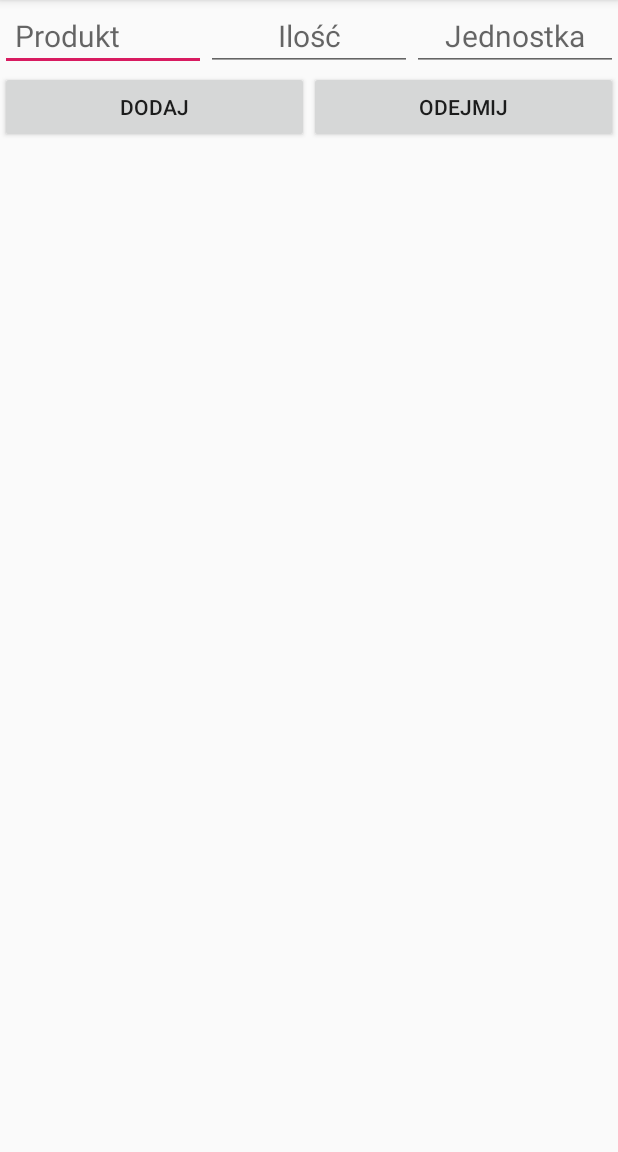
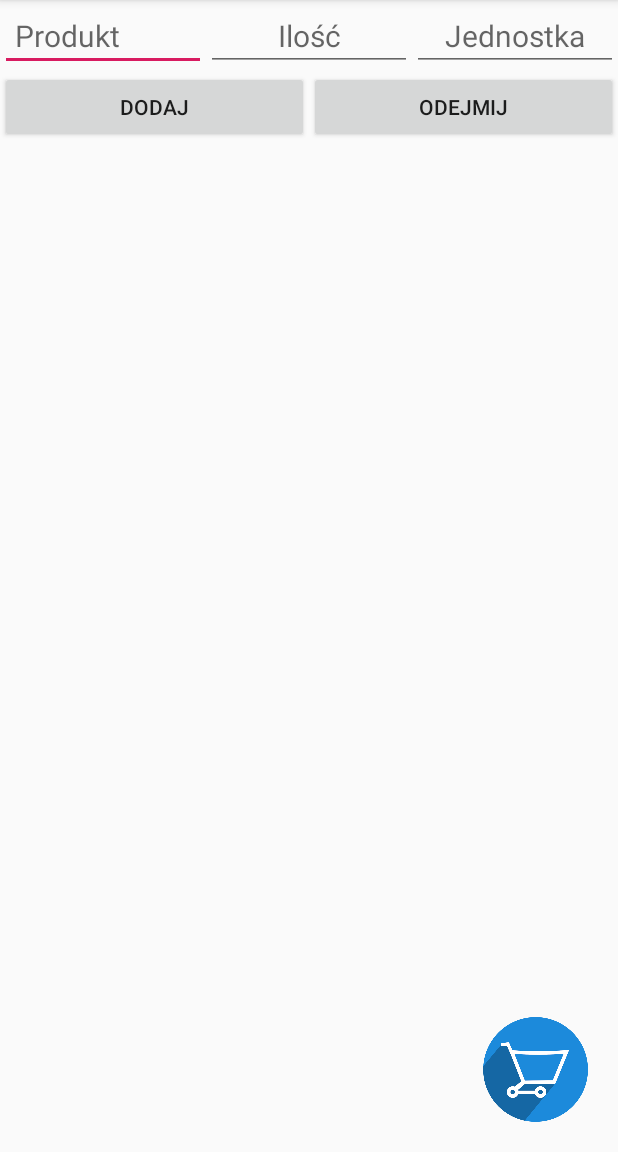
Before and after one commit to AleksandraJanda/SpizarkaAndroid, an Android app: the screen it shows after launch (MainActivity), on a phone screen of 412 x 824 dp, the part 84-1236 px from its top. Run offline under Robolectric (Android 15) with nearby library versions, the phone set to English and light mode, and no system bars.

Commit message:
buy list

```diff
--- a/app/src/main/java/pl/janda/spizarkaandroid/MainActivity.java
+++ b/app/src/main/java/pl/janda/spizarkaandroid/MainActivity.java
@@ -10,6 +10,7 @@ import android.view.MenuInflater;
 import android.view.MenuItem;
 import android.view.View;
 import android.widget.EditText;
+import android.widget.ImageView;
 import android.widget.ListView;
 import android.widget.Toast;
 
@@ -19,6 +20,7 @@ import java.io.FileReader;
 import java.io.FileWriter;
 import java.io.IOException;
 import java.util.ArrayList;
+import java.util.Arrays;
 import java.util.Collections;
 
 import pl.janda.spizarkaandroid._adapter.ProductListItemAdapter;
@@ -30,14 +32,17 @@ public class MainActivity extends AppCompatActivity {
     private ProductListItemAdapter adapter;
 
     public static ArrayList<Product> products;
+    public static ArrayList<Product> buyList;
 
     EditText name;
     EditText unit;
     EditText quantity;
+    ImageView logo;
 
     public static String selectedProductName = "";
     public static String selectedProductUnit = "";
     public static String actionProductName = "";
+    private boolean isProductList = true;
 
     @Override
     protected void onCreate(Bundle savedInstanceState) {
@@ -46,16 +51,26 @@ public class MainActivity extends AppCompatActivity {
 
         list = findViewById(R.id.list);
         products = new ArrayList<>();
+        buyList = new ArrayList<>();
 
         readData();
 
-        updateList();
+        updateList(products);
 
         name = findViewById(R.id.name);
         unit = findViewById(R.id.unit);
         quantity = findViewById(R.id.quantity);
 
         name.addTextChangedListener(search());
+
+        logo = findViewById(R.id.logo);
+
+        for(Product p: products) {
+            System.out.println("products: " + p.getName());
+        }
+        for(Product p: buyList) {
+            System.out.println("buy: " + p.getName());
+        }
     }
 
     @Override
@@ -69,14 +84,19 @@ public class MainActivity extends AppCompatActivity {
     @Override
     public boolean onContextItemSelected(MenuItem item){
         if(item.getItemId()==R.id.actionDelete){
-            if(isOnList(actionProductName) >=0) {
-                products.remove(isOnList(actionProductName));
-                updateList();
+            if(isOnList(products, actionProductName) >=0) {
+                products.remove(isOnList(products, actionProductName));
+                buyList.remove(isOnList(buyList, actionProductName));
+                updateList(products);
                 doToast("Usunięto");
             }
 
         } else if(item.getItemId()==R.id.actionBuy){
-            doToast("Dodano do listy zakupów");
+            if(isOnList(products, actionProductName) >=0
+                    && isOnList(buyList, actionProductName) < 0) {
+                buyList.add(products.get(isOnList(products, actionProductName)));
+                doToast("Dodano do listy zakupów");
+            }
         }else{
             return false;
         }
@@ -119,7 +139,7 @@ public class MainActivity extends AppCompatActivity {
         onEdit(true);
     }
 
-    public void onDelete(View view) {
+    public void onSubtract(View view) {
         onEdit(false);
     }
 
@@ -129,7 +149,7 @@ public class MainActivity extends AppCompatActivity {
             String productUnit = unit.getText().toString();
             double productQuantity = Double.parseDouble(quantity.getText().toString());
 
-            if (isOnList(productName) < 0) {
+            if (isOnList(products, productName) < 0) {
                 if (add) {
                     products.add(new Product(productName, productUnit, productQuantity));
                 } else {
@@ -140,16 +160,19 @@ public class MainActivity extends AppCompatActivity {
                     productQuantity = -productQuantity;
                 }
 
-                double changedQuantity = products.get(isOnList(productName)).getQuantity() + productQuantity;
+                double changedQuantity = products.get(isOnList(products, productName)).getQuantity() + productQuantity;
 
                 if (changedQuantity <= 0) {
-                    products.remove(isOnList(productName));
+                    products.get(isOnList(products, productName)).setQuantity(0);
+                    buyList.add(new Product(productName, productUnit, changedQuantity));
+//                    products.remove(isOnList(productName));
                 } else {
-                    products.get(isOnList(productName)).setQuantity(changedQuantity);
+                    products.get(isOnList(products, productName)).setQuantity(changedQuantity);
                 }
             }
 
-            updateList();
+//            updateList(products);
+            changeList();
 
             saveData();
 
@@ -163,10 +186,10 @@ public class MainActivity extends AppCompatActivity {
         }
     }
 
-    private void updateList(){
-        Collections.sort(products, (item1, item2) -> item1.getName().compareTo(item2.getName()));
+    private void updateList(ArrayList<Product> currentList){
+        Collections.sort(currentList, (item1, item2) -> item1.getName().compareTo(item2.getName()));
 
-        adapter = new ProductListItemAdapter(products, getApplicationContext());
+        adapter = new ProductListItemAdapter(currentList, getApplicationContext());
         list.setAdapter(adapter);
         adapter.notifyDataSetChanged();
         registerForContextMenu(list);
@@ -174,9 +197,9 @@ public class MainActivity extends AppCompatActivity {
         saveData();
     }
 
-    public static int isOnList(String name) {
-        for(int i = 0; i < products.size(); i++) {
-            if(products.get(i).getName().equals(name)) {
+    public static int isOnList(ArrayList<Product> currentList, String name) {
+        for(int i = 0; i < currentList.size(); i++) {
+            if(currentList.get(i).getName().equals(name)) {
                 return i;
             }
         }
@@ -191,14 +214,19 @@ public class MainActivity extends AppCompatActivity {
 
     // FILE
     private void saveData() {
+        saveDataToFile(products, "sample");
+        saveDataToFile(buyList, "buy");
+    }
+
+    private void saveDataToFile(ArrayList<Product> currentList, String fileName) {
         File file = new File(MainActivity.this.getFilesDir(), "text");
         if (!file.exists()) {
             file.mkdir();
         }
         try {
-            File gpxfile = new File(file, "sample");
+            File gpxfile = new File(file, fileName);
             FileWriter writer = new FileWriter(gpxfile);
-            for(Product p: products) {
+            for(Product p: currentList) {
                 writer.append(p.toString()+"\r\n");
             }
             writer.flush();
@@ -209,16 +237,22 @@ public class MainActivity extends AppCompatActivity {
     }
 
     private void readData() {
+        readDataFromFile(products, "sample");
+        readDataFromFile(buyList, "buy");
+    }
+
+    private void readDataFromFile(ArrayList<Product> currentList, String fileName){
         String text;
-        products = new ArrayList<>();
-        File fileEvents = new File(MainActivity.this.getFilesDir() + "/text/sample");
+//        currentList = new ArrayList<>();
+
+        File fileEvents = new File(MainActivity.this.getFilesDir() + "/text/" + fileName);
         try{
             BufferedReader br = new BufferedReader(new FileReader(fileEvents));
             while((text = br.readLine()) != null) {
                 String[] ss = text.split(",");
                 Product product = new Product(ss[0].trim(), ss[1].trim(),
                         Double.parseDouble(ss[2].replace(";","").trim()));
-                products.add(product);
+                currentList.add(product);
             }
             br.close();
         } catch (IOException e) {
@@ -232,4 +266,19 @@ public class MainActivity extends AppCompatActivity {
         toast.show();
     }
 
+
+    public void onBuyList(View view) {
+        isProductList = !isProductList;
+        changeList();
+    }
+
+    private void changeList() {
+        if(isProductList){
+            updateList(products);
+            logo.setImageResource(R.drawable.shopping);
+        } else {
+            updateList(buyList);
+            logo.setImageResource(R.drawable.check);
+        }
+    }
 }
--- a/app/src/main/res/layout/activity_main.xml
+++ b/app/src/main/res/layout/activity_main.xml
@@ -84,9 +84,20 @@
         android:layout_width="match_parent"
         android:layout_height="wrap_content"
         android:gravity="center"
-        android:onClick="onDelete"
+        android:onClick="onSubtract"
         android:layout_weight="1"/>
 
     </LinearLayout>
 
+    <ImageView
+        android:id="@+id/logo"
+        android:layout_width="@dimen/shopping_image"
+        android:layout_height="@dimen/shopping_image"
+        android:layout_alignParentBottom="true"
+        android:layout_alignParentEnd="true"
+        android:src="@drawable/shopping"
+        android:layout_margin="@dimen/text_medium"
+        android:contentDescription="@string/buy"
+        android:onClick="onBuyList"/>
+
 </RelativeLayout>
--- a/app/src/main/res/values/dimens.xml
+++ b/app/src/main/res/values/dimens.xml
@@ -1,4 +1,5 @@
 <resources>
     <dimen name="row_padding">10dp</dimen>
     <dimen name="text_medium">20sp</dimen>
+    <dimen name="shopping_image">70dp</dimen>
 </resources>
```
Also changed, not shown: app/src/main/java/pl/janda/spizarkaandroid/_adapter/ProductListItemAdapter.java (+7 -0 lines), app/src/main/res/drawable/check.png (added), app/src/main/res/drawable/shopping.png (added).
